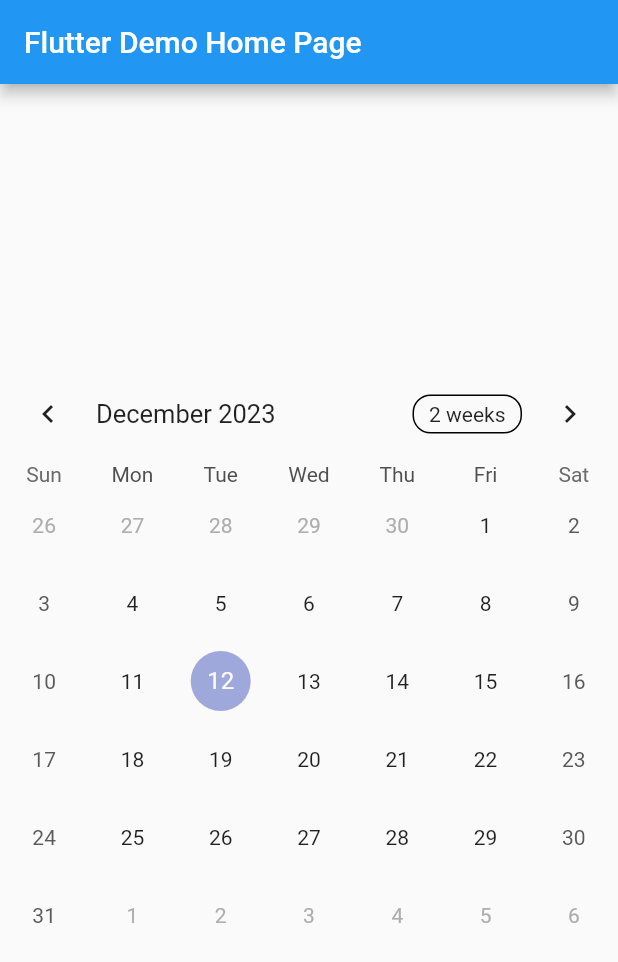
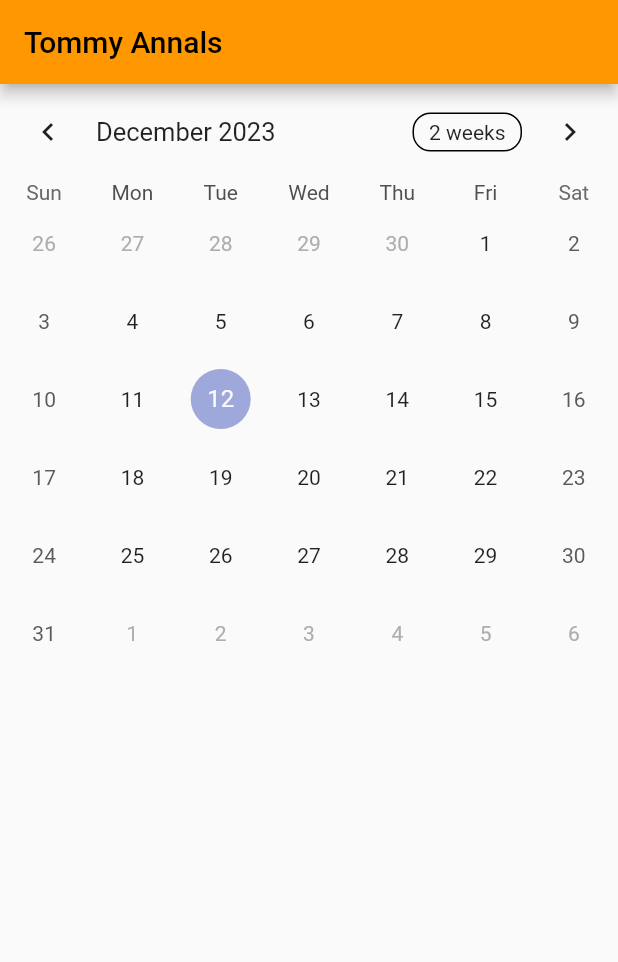
Before and after one commit to mitrakov/tommyserver, a Flutter app: the screen it shows after launch, on a phone screen of 412 x 824 dp. Shown: the top 962 px of the screen. Run offline on Flutter 3.47's test engine with Material 2 defaults, Android fonts, the phone set to English and light mode, and no system bars; drawn by our look-alikes of table_calendar; our stand-ins replace flutter_typeahead, tuple.

Commit message:
Client: Tommyannals: add ScopedModel + Http

```diff
--- a/tommyannals/lib/main.dart
+++ b/tommyannals/lib/main.dart
@@ -1,52 +1,27 @@
+// ignore_for_file: use_key_in_widget_constructors
 import 'package:flutter/material.dart';
+import 'package:scoped_model/scoped_model.dart';
 import 'package:table_calendar/table_calendar.dart';
 import 'package:tommyannals/events4date.dart';
+import 'package:tommyannals/model.dart';
 
 void main() {
-  runApp(const MyApp());
+  runApp(ScopedModel(model: MyModel(), child: MyApp()));
 }
 
 class MyApp extends StatelessWidget {
-  const MyApp({super.key});
-
-  // This widget is the root of your application.
   @override
   Widget build(BuildContext context) {
     return MaterialApp(
-      title: 'Flutter Demo',
-      theme: ThemeData(
-        primarySwatch: Colors.blue,
-      ),
-      home: const MyHomePage(title: 'Flutter Demo Home Page'),
-    );
-  }
-}
-
-class MyHomePage extends StatefulWidget {
-  const MyHomePage({super.key, required this.title});
-
-  final String title;
-
-  @override
-  State<MyHomePage> createState() => _MyHomePageState();
-}
-
-class _MyHomePageState extends State<MyHomePage> {
-  @override
-  Widget build(BuildContext context) {
-    return Scaffold(
-      appBar: AppBar(
-        title: Text(widget.title),
-      ),
-      body: Center(
-        child: Column(
-          mainAxisAlignment: MainAxisAlignment.center,
-          children: [
-            TableCalendar(focusedDay: DateTime.now(), firstDay: DateTime.utc(2000), lastDay: DateTime.utc(2040), onDaySelected: (selectedDate, focusedDate) {
-              Navigator.push(context, MaterialPageRoute(builder: (context) => EventsForDateViewer()));
-            })
-          ],
-        ),
+      title: "Tommy Annals",
+      theme: ThemeData(primarySwatch: Colors.orange),
+      home: Scaffold(
+        appBar: AppBar(title: const Text("Tommy Annals")),
+        body: Builder(builder: (context) { // wrap into a Builder to avoid "Navigator operation requested with a context" error
+          return TableCalendar(focusedDay: DateTime.now(), firstDay: DateTime.utc(2000), lastDay: DateTime.utc(2040), onDaySelected: (selectedDate, focusedDate) {
+            Navigator.push(context, MaterialPageRoute(builder: (context) => EventsForDateViewer(selectedDate)));
+          });
+        }),
       ),
     );
   }
--- a/tommyannals/pubspec.yaml
+++ b/tommyannals/pubspec.yaml
@@ -10,7 +10,9 @@ environment:
 dependencies:
   flutter:
     sdk: flutter
-  table_calendar: 3.0.9         # calendar widget
+  scoped_model: 2.0.0         # state management
+  http: 0.13.6                # http support
+  table_calendar: 3.0.9       # calendar widget
 
 dev_dependencies:
   flutter_lints: ^2.0.0
```
Also changed, not shown: tommyannals/lib/events4date.dart (+17 -1 lines), tommyannals/lib/model.dart (added, +25 -0 lines), tommyannals/pubspec.lock.
